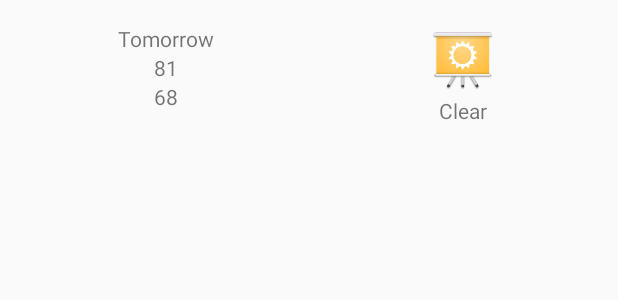
After one commit to HendAlQett/Sunshine, an Android app: the layout list_item_forecast_today.xml on its own in the app's theme, with its tools: preview values and no code run, on a phone screen of 412 x 824 dp. The commit adds this screen. Shown: the top 300 px of the screen. Run offline under Robolectric (Android 15) with nearby library versions, the phone set to English and light mode, and no system bars.

Commit message:
Update bindView with the updated layout

```diff
--- /dev/null
+++ b/app/src/main/res/layout/list_item_forecast_today.xml
@@ -0,0 +1,62 @@
+<?xml version="1.0" encoding="utf-8"?>
+<LinearLayout xmlns:android="http://schemas.android.com/apk/res/android"
+    android:layout_width="match_parent"
+    android:layout_height="wrap_content"
+
+
+    android:minHeight="?android:attr/listPreferredItemHeight"
+    android:orientation="horizontal"
+    android:padding="16dp">
+
+
+    <LinearLayout
+        android:layout_width="0dp"
+        android:layout_height="wrap_content"
+        android:layout_weight="1"
+        android:gravity="center_horizontal"
+        android:orientation="vertical">
+
+        <TextView
+            android:id="@+id/list_item_date_textview"
+            android:layout_width="wrap_content"
+            android:layout_height="wrap_content"
+            android:text="Tomorrow" />
+
+
+        <TextView
+            android:id="@+id/list_item_high_textview"
+            android:layout_width="wrap_content"
+            android:layout_height="wrap_content"
+            android:text="81" />
+
+        <TextView
+            android:id="@+id/list_item_low_textview"
+            android:layout_width="wrap_content"
+            android:layout_height="wrap_content"
+            android:text="68" />
+    </LinearLayout>
+
+    <LinearLayout
+        android:layout_width="0dp"
+        android:layout_height="wrap_content"
+        android:layout_weight="1"
+        android:gravity="center_horizontal"
+        android:orientation="vertical"
+        android:paddingLeft="16dp">
+
+        <ImageView
+            android:id="@+id/list_item_icon"
+            android:layout_width="wrap_content"
+            android:layout_height="wrap_content"
+            android:src="@mipmap/ic_launcher" />
+
+        <TextView
+            android:id="@+id/list_item_forecast_textview"
+            android:layout_width="wrap_content"
+            android:layout_height="wrap_content"
+            android:text="Clear" />
+
+    </LinearLayout>
+
+
+</LinearLayout>
```
Also changed, not shown: app/src/main/java/com/hendalqett/app/sunshine/ForecastAdapter.java (+59 -20 lines), app/src/main/java/com/hendalqett/app/sunshine/Utility.java (+97 -4 lines), app/src/main/res/layout/list_item_forecast.xml (+5 -5 lines), app/src/main/res/values/strings.xml (+10 -1 lines).
